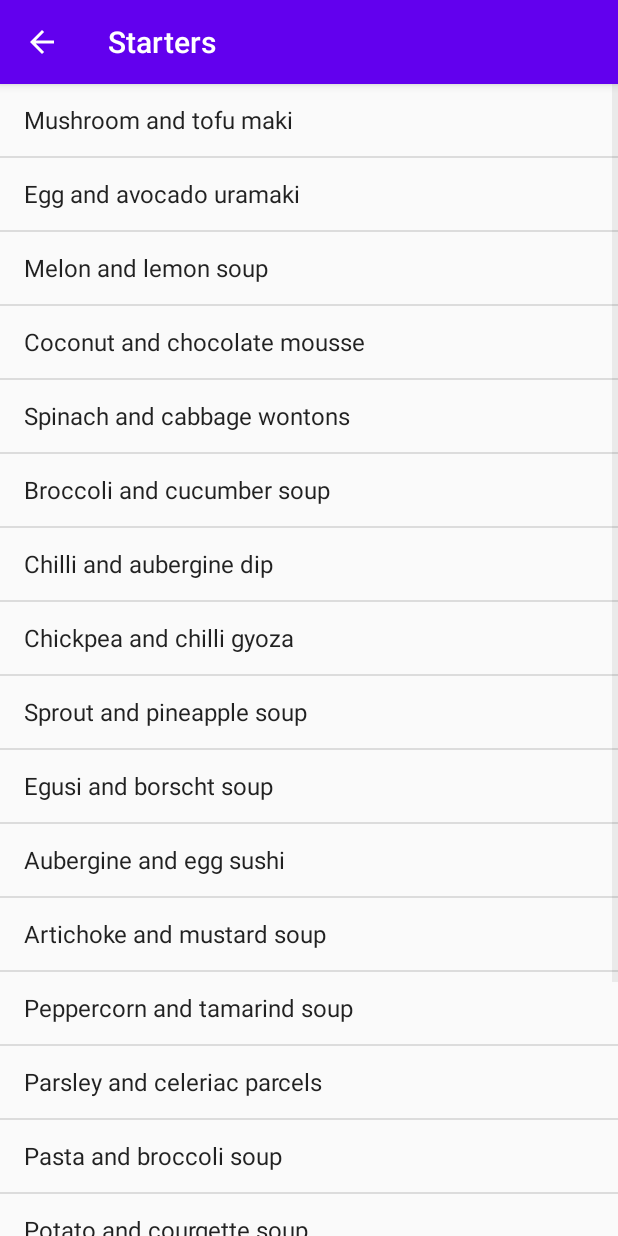
After one commit to marbysneaker/RestaurantApp, an Android app: the StartersActivity screen opened directly, with no data from a screen before it, on a phone screen of 412 x 824 dp. The commit adds this screen. Run offline under Robolectric (Android 15) with nearby library versions, the phone set to English and light mode, and no system bars.

Commit message:
finished starter menu

```diff
--- a/app/build.gradle
+++ b/app/build.gradle
@@ -32,6 +32,9 @@ dependencies {
 
     implementation 'com.android.support:appcompat-v7:28.0.0'
     implementation 'com.android.support.constraint:constraint-layout:2.0.4'
+    implementation 'androidx.appcompat:appcompat:1.6.0'
+    implementation 'com.google.android.material:material:1.4.0'
+    implementation 'androidx.constraintlayout:constraintlayout:2.1.4'
     testImplementation 'junit:junit:4.13.2'
     androidTestImplementation 'com.android.support.test:runner:1.0.2'
     androidTestImplementation 'com.android.support.test.espresso:espresso-core:3.0.2'
--- a/app/src/main/AndroidManifest.xml
+++ b/app/src/main/AndroidManifest.xml
@@ -12,6 +12,11 @@
         android:theme="@style/Theme.RestaurantDeveloper"
         tools:targetApi="31">
         <activity
+            android:parentActivityName=".MainActivity"
+            android:label="Starters"
+            android:name=".StartersActivity"
+            android:exported="false" />
+        <activity
             android:name=".MainActivity"
             android:exported="true">
             <intent-filter>
--- /dev/null
+++ b/app/src/main/java/com/example/restaurantdeveloper/StartersActivity.java
@@ -0,0 +1,43 @@
+package com.example.restaurantdeveloper;
+
+import androidx.appcompat.app.AppCompatActivity;
+
+import android.os.Bundle;
+import android.widget.ArrayAdapter;
+import android.widget.ListView;
+
+public class StartersActivity extends AppCompatActivity {
+
+    @Override
+    protected void onCreate(Bundle savedInstanceState) {
+        super.onCreate(savedInstanceState);
+        setContentView(R.layout.activity_starters);
+
+        ListView starterList = findViewById(R.id.list_view_card);
+        String[] dishes = {
+                "Mushroom and tofu maki",
+                "Egg and avocado uramaki",
+                "Melon and lemon soup",
+                "Coconut and chocolate mousse",
+                "Spinach and cabbage wontons",
+                "Broccoli and cucumber soup",
+                "Chilli and aubergine dip",
+                "Chickpea and chilli gyoza",
+                "Sprout and pineapple soup",
+                "Egusi and borscht soup",
+                "Aubergine and egg sushi",
+                "Artichoke and mustard soup",
+                "Peppercorn and tamarind soup",
+                "Parsley and celeriac parcels",
+                "Pasta and broccoli soup",
+                "Potato and courgette soup",
+                "Chickpea and cabbage parcels",
+                "Coriander and peppercorn gyoza",
+                "Pear and chestnut soup",
+                "Pesto and garam masala parcels"
+        };
+        ArrayAdapter<String> dishesAdapter = new ArrayAdapter<>(this, android.R.layout.simple_list_item_1, dishes);
+
+        starterList.setAdapter(dishesAdapter);
+    }
+}
--- /dev/null
+++ b/app/src/main/res/layout/activity_starters.xml
@@ -0,0 +1,13 @@
+<?xml version="1.0" encoding="utf-8"?>
+<LinearLayout android:layout_width="match_parent"
+    android:layout_height="match_parent"
+    xmlns:android="http://schemas.android.com/apk/res/android"
+    android:gravity="center"
+    android:orientation="vertical">
+
+    <ListView
+        android:id="@+id/list_view_card"
+        android:layout_width="match_parent"
+        android:layout_height="match_parent"/>
+
+</LinearLayout>
```
Also changed, not shown: app/src/main/java/com/example/restaurantdeveloper/MainActivity.java (+11 -0 lines), app/src/main/res/layout/activity_main.xml (+10 -2 lines).
